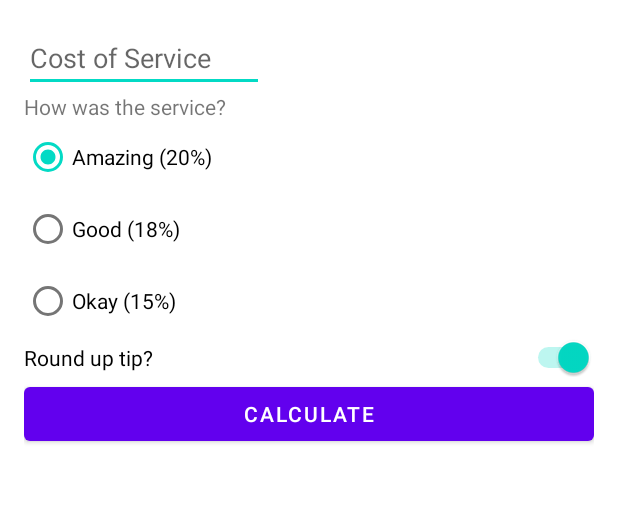
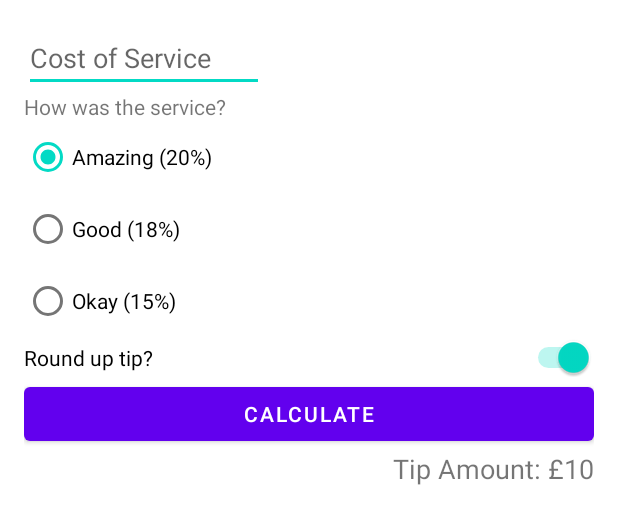
Before and after one commit to emwalks/TipCalculator, an Android app: the layout activity_main.xml on its own in the app's theme, with its tools: preview values and no code run, on a phone screen of 412 x 824 dp. Shown: the top 524 px of the screen. Run offline under Robolectric (Android 15) with nearby library versions, the phone set to English and light mode, and no system bars.

Commit message:
adds tip amount textView and calculates tip

```diff
--- a/app/src/main/res/layout/activity_main.xml
+++ b/app/src/main/res/layout/activity_main.xml
@@ -28,25 +28,25 @@
         android:id="@+id/tip_options"
         android:layout_width="wrap_content"
         android:layout_height="wrap_content"
-        android:checkedButton="@id/option_amazing"
+        android:checkedButton="@id/option_twenty_percent"
         android:orientation="vertical"
         app:layout_constraintStart_toStartOf="parent"
         app:layout_constraintTop_toBottomOf="@id/service_rating">
 
         <RadioButton
-            android:id="@+id/option_amazing"
+            android:id="@+id/option_twenty_percent"
             android:layout_width="wrap_content"
             android:layout_height="wrap_content"
             android:text="@string/amazing_20" />
 
         <RadioButton
-            android:id="@+id/option_good"
+            android:id="@+id/option_eighteen_percent"
             android:layout_width="wrap_content"
             android:layout_height="wrap_content"
             android:text="@string/good_18" />
 
         <RadioButton
-            android:id="@+id/option_okay"
+            android:id="@+id/option_fifteen_percent"
             android:layout_width="wrap_content"
             android:layout_height="wrap_content"
             android:text="@string/okay_15" />
@@ -74,4 +74,13 @@
         app:layout_constraintStart_toStartOf="parent"
         app:layout_constraintTop_toBottomOf="@id/round_up_switch" />
 
+    <TextView
+        android:id="@+id/tip_result"
+        android:layout_width="wrap_content"
+        android:layout_height="wrap_content"
+        android:textSize="18sp"
+        app:layout_constraintEnd_toEndOf="parent"
+        app:layout_constraintTop_toBottomOf="@id/calculate_button"
+        tools:text="Tip Amount: £10" />
+
 </androidx.constraintlayout.widget.ConstraintLayout>
--- a/app/src/main/res/values/strings.xml
+++ b/app/src/main/res/values/strings.xml
@@ -7,4 +7,5 @@
     <string name="amazing_20">Amazing (20%)</string>
     <string name="how_was_the_service">How was the service?</string>
     <string name="cost_of_service">Cost of Service</string>
+    <string name="tip_amount">Tip Amount %s</string>
 </resources>
```
Also changed, not shown: app/src/main/java/com/example/tipcalculator/MainActivity.kt (+31 -0 lines), 1 other file.
